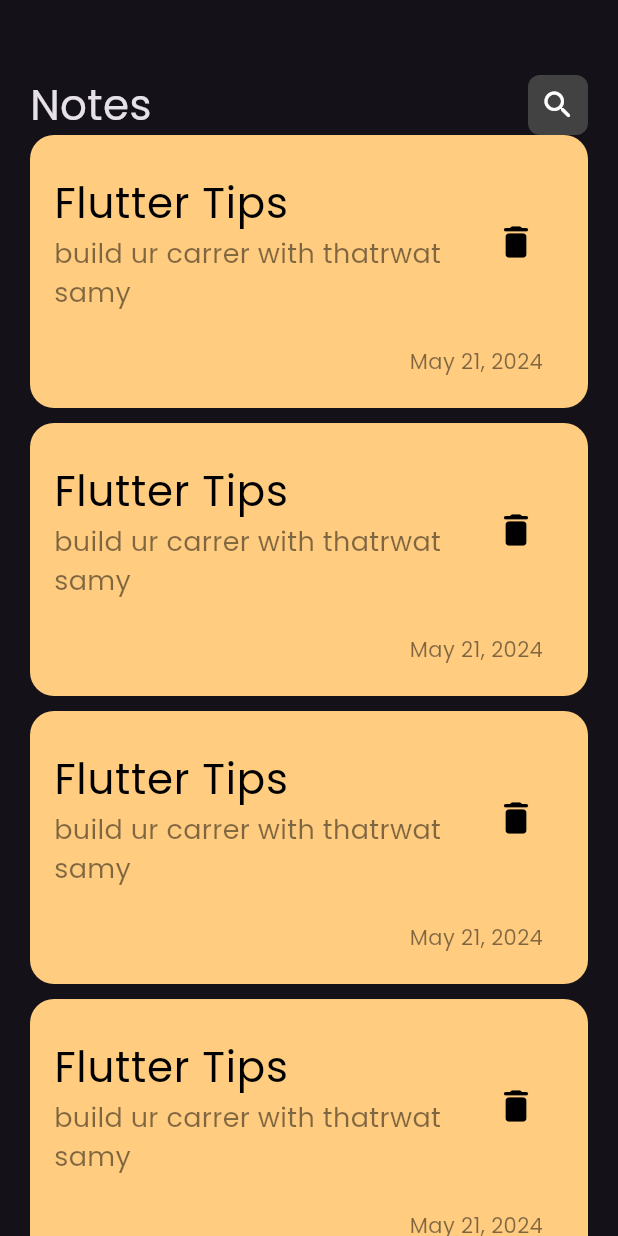
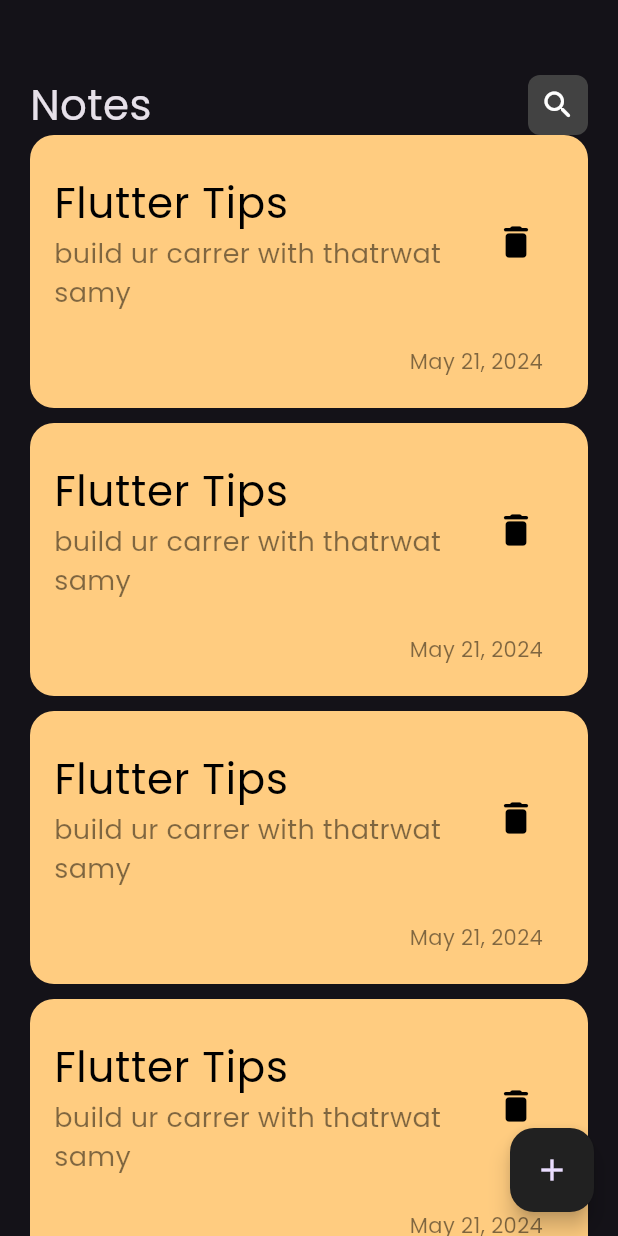
Before and after one commit to marcolous/Flutter-Notes, a Flutter app: the screen it shows after launch, on a phone screen of 412 x 824 dp. Run offline on Flutter 3.47's test engine with Material 3 defaults, Android fonts, the phone set to English and light mode, and no system bars.

Commit message:
add floating action button

```diff
--- a/lib/views/note_view.dart
+++ b/lib/views/note_view.dart
@@ -6,8 +6,13 @@ class NotesView extends StatelessWidget {
 
   @override
   Widget build(BuildContext context) {
-    return const Scaffold(
-      body: NoteViewBody(),
+    return Scaffold(
+      floatingActionButton: FloatingActionButton(
+        onPressed: () {},
+        backgroundColor: Colors.grey[900],
+        child: const Icon(Icons.add),
+      ),
+      body: const NoteViewBody(),
     );
   }
 }
```
